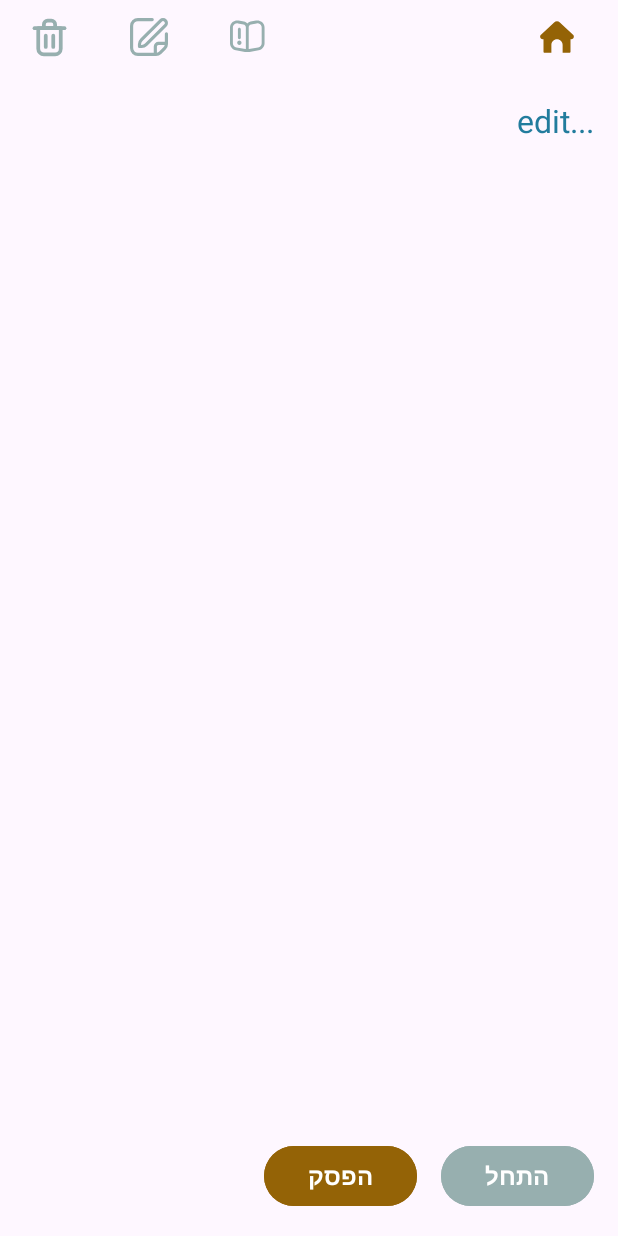
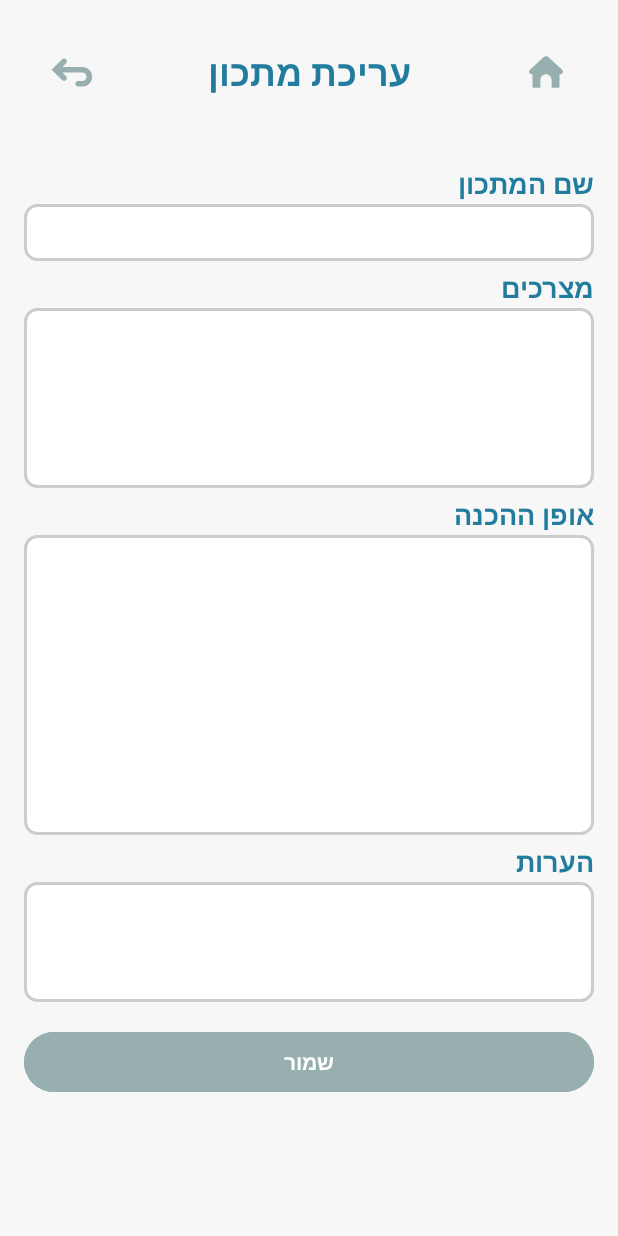
Before and after one commit to yaeltamir/RRP, an Android app: the CameraTempActivity screen opened directly, with no data from a screen before it, after a tap on "עריכה", on a phone screen of 412 x 824 dp. Run offline under Robolectric (Android 15) with nearby library versions, the light colour scheme and no system bars; our stand-ins replace Firebase (no records; nobody signed in at launch, a user with empty details on screens opened directly); plain views replace PreviewView; 8 statements that could not run were skipped.

Commit message:
finish the edit action

```diff
--- a/app/src/main/AndroidManifest.xml
+++ b/app/src/main/AndroidManifest.xml
@@ -25,6 +25,9 @@
         android:supportsRtl="true"
         android:theme="@style/Theme.Recipereach"
         tools:targetApi="31">
+        <activity
+            android:name=".EditRecipeActivity"
+            android:exported="false" />
         <activity
             android:name=".activities.GuideActivity"
             android:exported="false" />
--- a/app/src/main/java/com/example/recipereach/CameraTempActivity.java
+++ b/app/src/main/java/com/example/recipereach/CameraTempActivity.java
@@ -86,12 +86,19 @@ public class CameraTempActivity extends AppCompatActivity {
 
     private String username;
 
+    private String recipeName,recipeIngredients ,recipeInstructions,recipeNotes;
+
     private static final int CAMERA_PERMISSION_CODE = 100;
 
     @Override
     protected void onCreate(Bundle savedInstanceState) {
         super.onCreate(savedInstanceState);
         setContentView(R.layout.activity_camera_temp);
+
+        recipeName = getIntent().getStringExtra("RECIPE_NAME");
+        recipeIngredients = getIntent().getStringExtra("RECIPE_INGREDIENTS");
+        recipeInstructions = getIntent().getStringExtra("RECIPE_INSTRUCTIONS");
+        recipeNotes = getIntent().getStringExtra("RECIPE_NOTES");
 
         //initialize components of the activity view
         previewView = findViewById(R.id.view_finder);
@@ -109,8 +116,8 @@ public class CameraTempActivity extends AppCompatActivity {
 
         setFullRecipe();
         String recipeId = getIntent().getStringExtra("RECIPE_ID");
-
-        String recipeName = getIntent().getStringExtra("RECIPE_NAME");
+//
+//        String recipeName = getIntent().getStringExtra("RECIPE_NAME");
         Log.i("fullRecipe",recipeName==null?"no name":recipeName);
 
         username= getIntent().getStringExtra("USERNAME");
@@ -139,6 +146,25 @@ public class CameraTempActivity extends AppCompatActivity {
                 }
             }
         });
+        editButton.setOnClickListener(new View.OnClickListener() {
+            @Override
+            public void onClick(View v) {
+                Intent intent = new Intent(CameraTempActivity.this, EditRecipeActivity.class);
+
+                // שלח את פרטי המתכון ל-Activity החדש
+                intent.putExtra("RECIPE_ID", recipeId);
+                intent.putExtra("RECIPE_NAME", recipeName);
+                intent.putExtra("INGREDIENTS", recipeIngredients);
+                intent.putExtra("INSTRUCTIONS", recipeInstructions);
+                intent.putExtra("NOTES", recipeNotes);
+                intent.putExtra("USERNAME",username);
+
+                startActivity(intent);
+            }
+        });
+
+
+
 
         deleteBtn.setOnClickListener(new View.OnClickListener() {
             @Override
@@ -173,13 +199,6 @@ public class CameraTempActivity extends AppCompatActivity {
             }
         });
 
-        editButton.setOnClickListener(new View.OnClickListener() {
-            @Override
-            public void onClick(View v) {
-
-                recipe.setText("edit...");
-            }
-        });
 
         btnOpenGuide.setOnClickListener(new View.OnClickListener() {
             @Override
@@ -204,10 +223,10 @@ public class CameraTempActivity extends AppCompatActivity {
 
     private void setFullRecipe() {
         // קבלת הנתונים שהועברו ב-intent
-        String recipeName = getIntent().getStringExtra("RECIPE_NAME");
-        String recipeIngredients = getIntent().getStringExtra("RECIPE_INGREDIENTS");
-        String recipeInstructions = getIntent().getStringExtra("RECIPE_INSTRUCTIONS");
-        String recipeNotes = getIntent().getStringExtra("RECIPE_NOTES");
+//        String recipeName = getIntent().getStringExtra("RECIPE_NAME");
+//        String recipeIngredients = getIntent().getStringExtra("RECIPE_INGREDIENTS");
+//        String recipeInstructions = getIntent().getStringExtra("RECIPE_INSTRUCTIONS");
+//        String recipeNotes = getIntent().getStringExtra("RECIPE_NOTES");
 
         // יצירת SpannableString למתכון המעוצב
         SpannableStringBuilder designedRecipe = new SpannableStringBuilder();
--- /dev/null
+++ b/app/src/main/java/com/example/recipereach/EditRecipeActivity.java
@@ -0,0 +1,228 @@
+package com.example.recipereach;
+
+import android.content.DialogInterface;
+import android.content.Intent;
+import android.os.Bundle;
+import android.text.Editable;
+import android.text.TextWatcher;
+import android.util.Log;
+import android.view.View;
+import android.widget.Button;
+import android.widget.EditText;
+import android.widget.ImageButton;
+import android.widget.Toast;
+
+import androidx.activity.EdgeToEdge;
+import androidx.appcompat.app.AlertDialog;
+import androidx.appcompat.app.AppCompatActivity;
+import androidx.core.graphics.Insets;
+import androidx.core.view.ViewCompat;
+import androidx.core.view.WindowInsetsCompat;
+
+import com.google.firebase.firestore.FirebaseFirestore;
+
+import java.util.ArrayList;
+import java.util.HashMap;
+import java.util.Map;
+
+public class EditRecipeActivity extends AppCompatActivity {
+    private EditText recipeNameField, ingredientsField, instructionsField, notesField;
+    private String username,recipeId;
+    private String newRecipeName ,newRecipeIngredients ,newRecipeInstructions,newRecipeNotes;
+    private  final boolean[] nameHasChange = {false};
+    private  final boolean[] ingredientsHasChange = {false};
+    private  final boolean[] instructionsHasChange = {false};
+    private  final boolean[] notesHasChange = {false};
+
+    private interface OnLeaveConfirmationListener {
+        void onConfirmLeave(boolean shouldLeave);
+    }
+
+
+
+    @Override
+    protected void onCreate(Bundle savedInstanceState) {
+        super.onCreate(savedInstanceState);
+        setContentView(R.layout.activity_edit_recipe);
+
+        username= getIntent().getStringExtra("USERNAME");
+        recipeId = getIntent().getStringExtra("RECIPE_ID");
+
+        newRecipeName = getIntent().getStringExtra("RECIPE_NAME");
+        newRecipeIngredients = getIntent().getStringExtra("INGREDIENTS");
+        newRecipeInstructions = getIntent().getStringExtra("INSTRUCTIONS");
+        newRecipeNotes = getIntent().getStringExtra("NOTES");
+
+
+        // Initialize UI elements
+        recipeNameField = findViewById(R.id.recipe_name_field);
+        ingredientsField = findViewById(R.id.ingredients_field);
+        instructionsField = findViewById(R.id.instructions_field);
+        notesField = findViewById(R.id.notes_field);
+        Button saveButton = findViewById(R.id.save_button);
+        ImageButton homeButton = findViewById(R.id.home_button);
+        ImageButton goBackButton = findViewById(R.id.goBack_button);
+
+        recipeNameField.setText(newRecipeName);
+        ingredientsField.setText(newRecipeIngredients);
+        instructionsField.setText(newRecipeInstructions);
+        notesField.setText(newRecipeNotes);
+
+        goBackButton.setOnClickListener(new View.OnClickListener() {
+            @Override
+            public void onClick(View v) {
+
+                checkIfToLeave("האם אתה בטוח שברצונך לחזור לדף המתכון?\n השינויים שעשית לא יישמרו", new OnLeaveConfirmationListener() {
+                    @Override
+                    public void onConfirmLeave(boolean shouldLeave) {
+                        if (shouldLeave) {
+                            Intent intent = new Intent(EditRecipeActivity.this, CameraTempActivity.class);
+                            intent.putExtra("RECIPE_NAME", newRecipeName);
+                            intent.putExtra("RECIPE_INGREDIENTS",newRecipeIngredients);
+                            intent.putExtra("RECIPE_INSTRUCTIONS", newRecipeInstructions);
+                            intent.putExtra("RECIPE_NOTES", newRecipeNotes);
+                            intent.putExtra("USERNAME", username);
+                            intent.putExtra("RECIPE_ID", recipeId);
+                            startActivity(intent);
+                        }
+                    }
+                });
+
+            }
+        });
+
+        homeButton.setOnClickListener(new View.OnClickListener() {
+            @Override
+            public void onClick(View v) {
+                checkIfToLeave("האם אתה בטוח שברצונך לחזור לדף הבית?\n השינויים שעשית לא יישמרו", new OnLeaveConfirmationListener() {
+                    @Override
+                    public void onConfirmLeave(boolean shouldLeave) {
+                        if (shouldLeave) {
+                            Intent intent = new Intent(EditRecipeActivity.this, HomeViewActivity.class);
+                            intent.putExtra("USERNAME", username);
+                            startActivity(intent); // או כל פעולה אחרת שצריך לבצע ביציאה
+                        }
+                    }
+                });
+            }
+        });
+
+
+
+        saveButton.setOnClickListener(new View.OnClickListener() {
+            @Override
+            public void onClick(View v) {
+                saveRecipe();
+
+            }
+        });
+
+        // הוספת TextWatcher לשדות עם המשתנה bוליאני
+        recipeNameField.addTextChangedListener(createFieldWatcher(nameHasChange));
+        ingredientsField.addTextChangedListener(createFieldWatcher(ingredientsHasChange));
+        instructionsField.addTextChangedListener(createFieldWatcher(instructionsHasChange));
+        notesField.addTextChangedListener(createFieldWatcher(notesHasChange));
+    }
+    private void checkIfToLeave(String msg, OnLeaveConfirmationListener listener) {
+        if (!(nameHasChange[0] || ingredientsHasChange[0] || instructionsHasChange[0] || notesHasChange[0])) {
+            listener.onConfirmLeave(true);
+            return;
+        }
+
+        new AlertDialog.Builder(EditRecipeActivity.this)
+                .setTitle("אישור עזיבה")
+                .setMessage(msg)
+                .setPositiveButton("כן", new DialogInterface.OnClickListener() {
+                    @Override
+                    public void onClick(DialogInterface dialog, int which) {
+                        listener.onConfirmLeave(true);
+                    }
+                })
+                .setNegativeButton("לא, זה היה בטעות", new DialogInterface.OnClickListener() {
+                    @Override
+                    public void onClick(DialogInterface dialog, int which) {
+                        listener.onConfirmLeave(false);
+                    }
+                })
+                .show();
+    }
+
+
+    private void saveRecipe() {
+        if(!nameHasChange[0]&&!ingredientsHasChange[0]&&!instructionsHasChange[0]&&!notesHasChange[0]){
+            Toast.makeText(this, "אין שינויים אז אין מה לשמור:)", Toast.LENGTH_SHORT)
+                    .show();
+            return;
+        }
+
+        newRecipeName = recipeNameField.getText().toString().trim();
+        newRecipeIngredients = ingredientsField.getText().toString().trim();
+        newRecipeInstructions = instructionsField.getText().toString().trim();
+        newRecipeNotes = notesField.getText().toString().trim();
+
+        if (newRecipeName.isEmpty() || newRecipeIngredients.isEmpty() || newRecipeInstructions.isEmpty()) {
+            //fix: need to display like error------------------------------------------------------
+            Toast.makeText(this, "כל השדות (מלבד הערות) צריכים להיות מלאים", Toast.LENGTH_SHORT)
+                    .show();
+            return;
+        }
+
+        if(!editReceipe(newRecipeName,newRecipeIngredients,newRecipeInstructions,newRecipeNotes)){
+            return;
+        };
+
+        nameHasChange[0]=false;
+        instructionsHasChange[0]=false;
+        ingredientsHasChange[0]=false;
+        notesHasChange[0]=false;
+        Toast.makeText(this, "המתכון נשמר בהצלחה!", Toast.LENGTH_SHORT).show();
+    }
+
+    private boolean editReceipe(String recipeName, String ingredients, String instructions, String notes) {
+        // עדכון מסמך לפי מזהה (Document ID)
+        FirebaseFirestore db = FirebaseFirestore.getInstance();
+
+        String documentId = getIntent().getStringExtra("RECIPE_ID");;
+
+// מפת ערכים לעדכון
+        Map<String, Object> updates = new HashMap<>();
+        if(nameHasChange[0])
+            updates.put("recipeName", recipeName);
+        if(ingredientsHasChange[0])
+            updates.put("ingredients", ingredients);
+        if(instructionsHasChange[0])
+        // עדכון שדה ספציפי
+            updates.put("instructions", instructions);          // עדכון שדה אחר
+        if(notesHasChange[0])
+            updates.put("notes", notes);
+
+        db.collection("Recipes")
+                .document(documentId)
+                .update(updates)
+                .addOnSuccessListener(aVoid -> Log.d("Firestore", "Document updated successfully"))
+                .addOnFailureListener(e -> Log.e("Firestore", "Error updating document", e));
+        return true;
+
+    }
+
+    // TextWatcher עבור בדיקת שינויים
+    private TextWatcher createFieldWatcher(final boolean[] isFieldModified) {
+        return new TextWatcher() {
+            @Override
+            public void beforeTextChanged(CharSequence s, int start, int count, int after) {
+                // לא דרוש שימוש כאן
+            }
+
+            @Override
+            public void onTextChanged(CharSequence s, int start, int before, int count) {
+                isFieldModified[0] = true;
+            }
+
+            @Override
+            public void afterTextChanged(Editable s) {
+                // לא דרוש שימוש כאן
+            }
+        };
+    }
+
+}
--- /dev/null
+++ b/app/src/main/res/layout/activity_edit_recipe.xml
@@ -0,0 +1,143 @@
+<ScrollView xmlns:android="http://schemas.android.com/apk/res/android"
+    xmlns:app="http://schemas.android.com/apk/res-auto"
+    android:layout_width="match_parent"
+    android:layout_height="match_parent"
+    android:background="#F7F7F7"
+    android:padding="16dp"
+    android:layoutDirection="rtl"
+    android:gravity="end"
+    >
+
+    <LinearLayout
+        android:layout_width="match_parent"
+        android:layout_height="wrap_content"
+        android:orientation="vertical">
+
+        <LinearLayout
+            android:layout_width="match_parent"
+            android:layout_height="wrap_content"
+            android:gravity="center_vertical"
+            android:orientation="horizontal">
+
+            <ImageButton
+                android:id="@+id/home_button"
+                android:layout_width="48dp"
+                android:layout_height="48dp"
+                android:layout_margin="8dp"
+                android:background="?attr/selectableItemBackgroundBorderless"
+                android:src="@drawable/ic_home"
+                android:contentDescription="דף הבית"
+                android:scaleType="centerInside"
+                app:tint="@color/buttonBackground" />
+
+
+            <TextView
+                android:layout_width="248dp"
+                android:layout_height="wrap_content"
+                android:layout_weight="1"
+                android:gravity="center"
+                android:text="עריכת מתכון"
+                android:textColor="@color/primaryTextColor"
+                android:textSize="24dp"
+                android:textStyle="bold" />
+
+            <ImageButton
+                android:id="@+id/goBack_button"
+                android:layout_width="48dp"
+                android:layout_height="48dp"
+                android:layout_margin="8dp"
+                android:background="?attr/selectableItemBackgroundBorderless"
+                android:src="@drawable/ic_go_back"
+                android:contentDescription="לחזור אחורה"
+                android:scaleType="centerInside"
+                app:tint="@color/buttonBackground" />
+
+        </LinearLayout>
+
+        <TextView
+            android:layout_width="wrap_content"
+            android:layout_height="wrap_content"
+            android:layout_marginTop="30dp"
+            android:text="שם המתכון"
+            android:textSize="@dimen/text_label_size"
+            android:textStyle="bold"
+            android:textColor="@color/primaryTextColor"/>
+
+        <EditText
+            android:id="@+id/recipe_name_field"
+            android:layout_width="match_parent"
+            android:layout_height="wrap_content"
+            android:layout_marginTop="1dp"
+            android:textSize="@dimen/text_input_size"
+            android:background="@drawable/edit_text_background"/>
+
+        <TextView
+            android:layout_width="wrap_content"
+            android:layout_height="wrap_content"
+            android:layout_marginTop="5dp"
+            android:text="מצרכים"
+            android:textSize="@dimen/text_label_size"
+            android:textStyle="bold"
+            android:textColor="@color/primaryTextColor"/>
+
+        <EditText
+            android:id="@+id/ingredients_field"
+            android:background="@drawable/edit_text_background"
+            android:layout_width="match_parent"
+            android:layout_height="120dp"
+            android:layout_marginTop="1dp"
+            android:gravity="top"
+            android:scrollbars="vertical"
+            android:textSize="@dimen/text_input_size" />
+
+        <TextView
+            android:layout_width="wrap_content"
+            android:layout_height="wrap_content"
+            android:layout_marginTop="5dp"
+            android:text="אופן ההכנה"
+            android:textSize="@dimen/text_label_size"
+            android:textStyle="bold"
+            android:textColor="@color/primaryTextColor"/>
+
+        <EditText
+            android:id="@+id/instructions_field"
+            android:layout_width="match_parent"
+            android:layout_height="200dp"
+            android:layout_marginTop="1dp"
+            android:gravity="top"
+            android:scrollbars="vertical"
+            android:textSize="@dimen/text_input_size"
+            android:background="@drawable/edit_text_background"/>
+
+        <TextView
+            android:layout_width="wrap_content"
+            android:layout_height="wrap_content"
+            android:layout_marginTop="5dp"
+            android:text="הערות"
+            android:textSize="@dimen/text_label_size"
+            android:textStyle="bold"
+            android:textColor="@color/primaryTextColor"/>
+
+        <EditText
+            android:id="@+id/notes_field"
+            android:layout_width="match_parent"
+            android:layout_height="80dp"
+            android:layout_marginTop="1dp"
+            android:gravity="top"
+            android:scrollbars="vertical"
+            android:textSize="@dimen/text_input_size"
+            android:background="@drawable/edit_text_background"/>
+
+        <Button
+            android:id="@+id/save_button"
+            android:layout_width="match_parent"
+            android:layout_height="wrap_content"
+            android:layout_marginTop="16dp"
+            android:text="שמור"
+            android:textStyle="bold"
+            android:backgroundTint="@color/buttonBackground"
+            android:textColor="@color/buttonTextColor"/>
+
+    </LinearLayout>
+
+</ScrollView>
```
